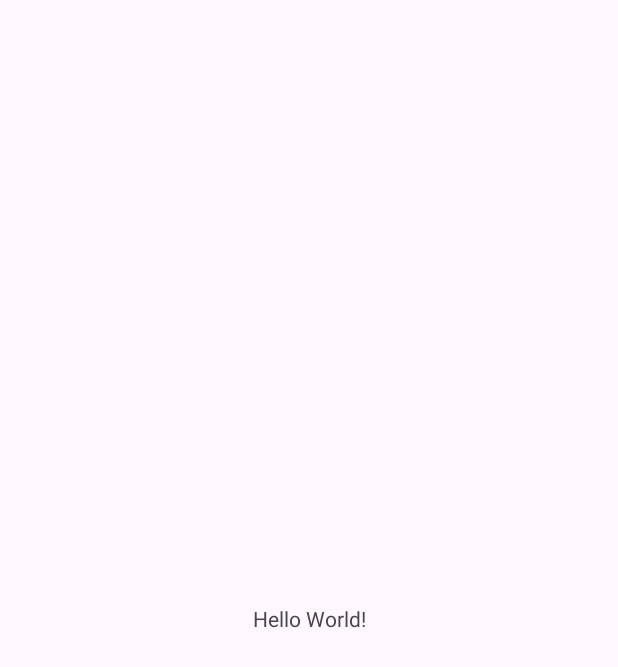
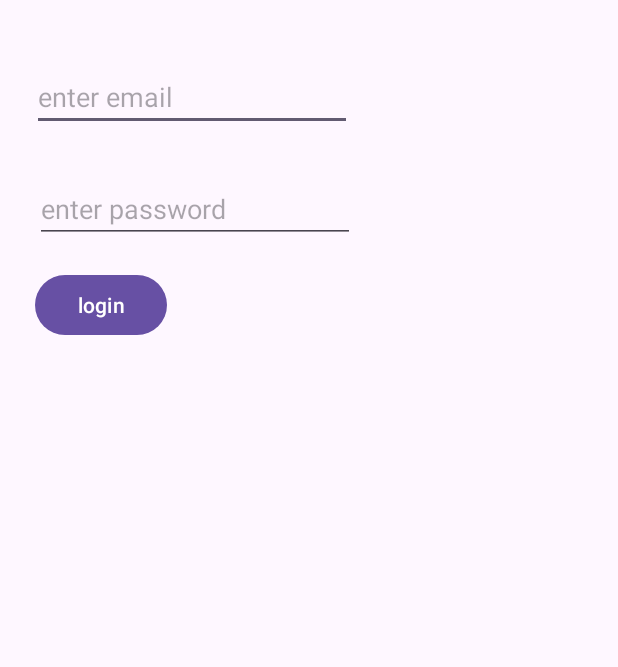
Before and after one commit to abdultanveer/amdocsapp, an Android app: the screen it shows after launch (MainActivity), on a phone screen of 412 x 824 dp. Before the commit the part shown is almost empty. Shown: the top 667 px of the screen. Run offline under Robolectric (Android 15) with nearby library versions, the phone set to English and light mode, and no system bars.

Commit message:
onclick button- snackbar

```diff
--- a/app/src/main/java/com/example/amdocsapp/MainActivity.kt
+++ b/app/src/main/java/com/example/amdocsapp/MainActivity.kt
@@ -2,10 +2,12 @@ package com.example.amdocsapp
 
 import android.os.Bundle
 import android.util.Log
+import android.view.View
 import androidx.activity.enableEdgeToEdge
 import androidx.appcompat.app.AppCompatActivity
 import androidx.core.view.ViewCompat
 import androidx.core.view.WindowInsetsCompat
+import com.google.android.material.snackbar.Snackbar
 
 class MainActivity : AppCompatActivity() {
     //var TAG = "MainActivity"
@@ -45,5 +47,13 @@ class MainActivity : AppCompatActivity() {
 
     }
 
+    fun clickHandler(view: View) {
+        //View myView = new View()
+        var myView:View = findViewById(R.id.main)
+        Snackbar.make(myView,"archived email",Snackbar.LENGTH_LONG)
+            .setAction("undo", View.OnClickListener {  })
+            .show()
+    }
+
 
 }
--- a/app/src/main/res/layout/activity_main.xml
+++ b/app/src/main/res/layout/activity_main.xml
@@ -7,13 +7,39 @@
     android:layout_height="match_parent"
     tools:context=".MainActivity">
 
-    <TextView
+
+    <EditText
+        android:id="@+id/etEmail"
         android:layout_width="wrap_content"
         android:layout_height="wrap_content"
-        android:text="Hello World!"
-        app:layout_constraintBottom_toBottomOf="parent"
-        app:layout_constraintEnd_toEndOf="parent"
+        android:layout_marginStart="21dp"
+        android:layout_marginTop="42dp"
+        android:ems="10"
+        android:hint="enter email"
+        android:inputType="textEmailAddress"
         app:layout_constraintStart_toStartOf="parent"
         app:layout_constraintTop_toTopOf="parent" />
 
+    <EditText
+        android:id="@+id/etPassword"
+        android:layout_width="wrap_content"
+        android:layout_height="wrap_content"
+        android:layout_marginStart="23dp"
+        android:layout_marginTop="29dp"
+        android:hint="enter password"
+        android:ems="10"
+        android:inputType="numberPassword"
+        app:layout_constraintStart_toStartOf="parent"
+        app:layout_constraintTop_toBottomOf="@+id/etEmail" />
+
+    <Button
+        android:id="@+id/btnLogin"
+        android:onClick="clickHandler"
+        android:layout_width="wrap_content"
+        android:layout_height="wrap_content"
+        android:layout_marginStart="23dp"
+        android:layout_marginTop="17dp"
+        android:text="login"
+        app:layout_constraintStart_toStartOf="parent"
+        app:layout_constraintTop_toBottomOf="@+id/etPassword" />
 </androidx.constraintlayout.widget.ConstraintLayout>
```
